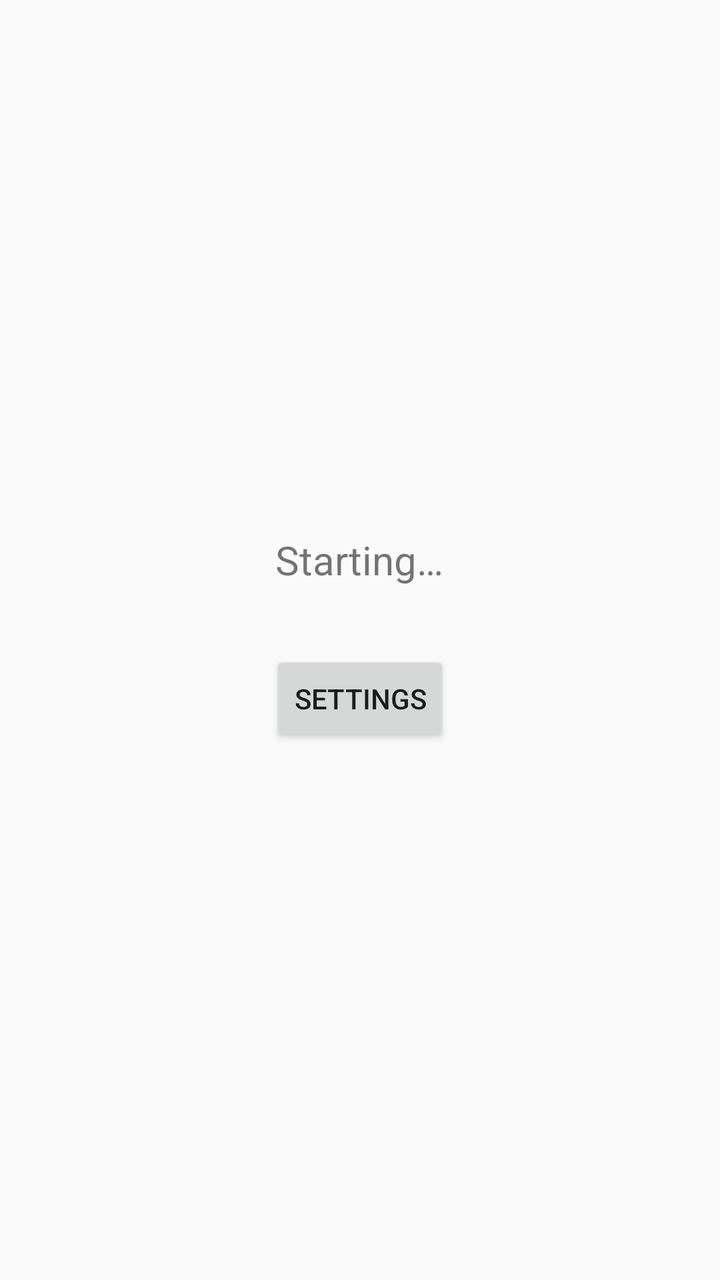
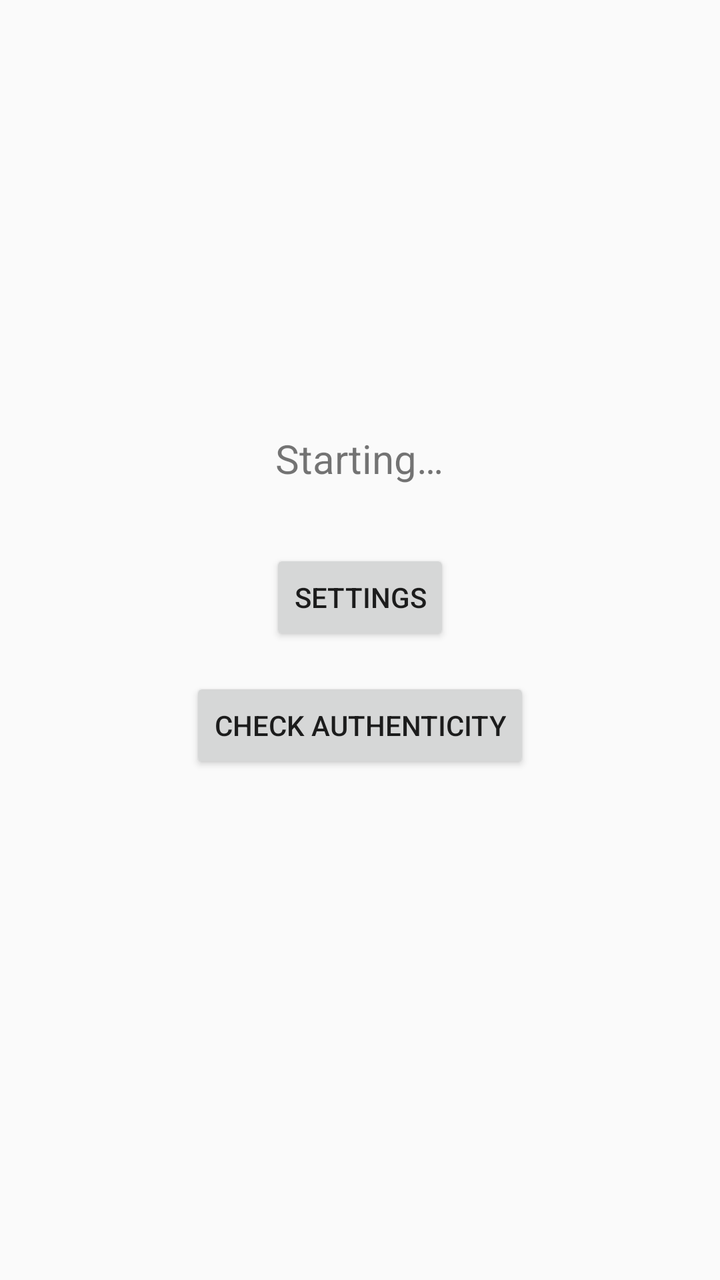

Screens rendered from an Android XML layout before and after an edit, with the pre-edit source and the edit as a unified diff.
<!-- AndroidManifest.xml: application theme android:Theme.Material.Light -->
<!-- res/layout/activity_main.xml -->
<?xml version="1.0" encoding="utf-8"?>
<LinearLayout xmlns:android="http://schemas.android.com/apk/res/android"
    android:layout_width="match_parent"
    android:layout_height="match_parent"
    android:orientation="vertical"
    android:gravity="center"
    android:padding="32dp">

    <TextView
        android:id="@+id/statusText"
        android:layout_width="wrap_content"
        android:layout_height="wrap_content"
        android:textSize="20sp"
        android:text="@string/initial_status" />

    <Button
        android:id="@+id/settingsButton"
        android:layout_width="wrap_content"
        android:layout_height="wrap_content"
        android:layout_marginTop="32dp"
        android:text="Settings" />

</LinearLayout>
<!-- resources referenced by this layout -->
<resources>
  <string name="initial_status">Starting…</string>
</resources>

<!-- the commit's change to res/layout/activity_main.xml (unified diff, before → after) -->
@@ -20,4 +20,19 @@
         android:layout_marginTop="32dp"
         android:text="Settings" />
 
+    <Button
+        android:id="@+id/authCheckButton"
+        android:layout_width="wrap_content"
+        android:layout_height="wrap_content"
+        android:layout_marginTop="16dp"
+        android:text="Check Authenticity" />
+
+    <TextView
+        android:id="@+id/authCheckResult"
+        android:layout_width="wrap_content"
+        android:layout_height="wrap_content"
+        android:layout_marginTop="16dp"
+        android:textSize="16sp"
+        android:gravity="center" />
+
 </LinearLayout>
